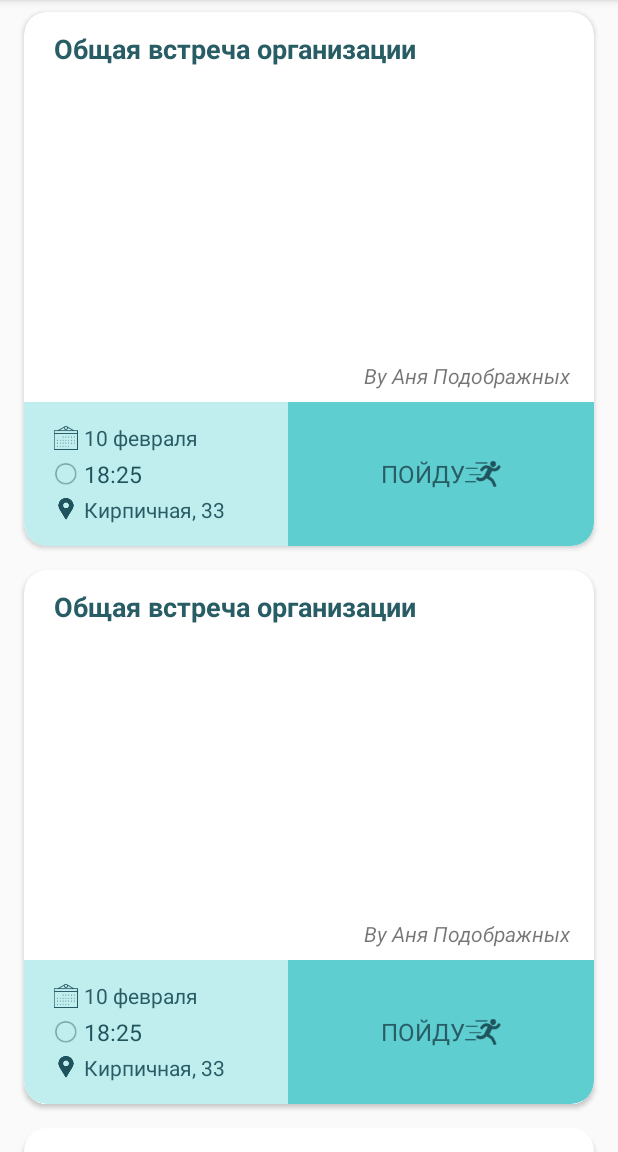
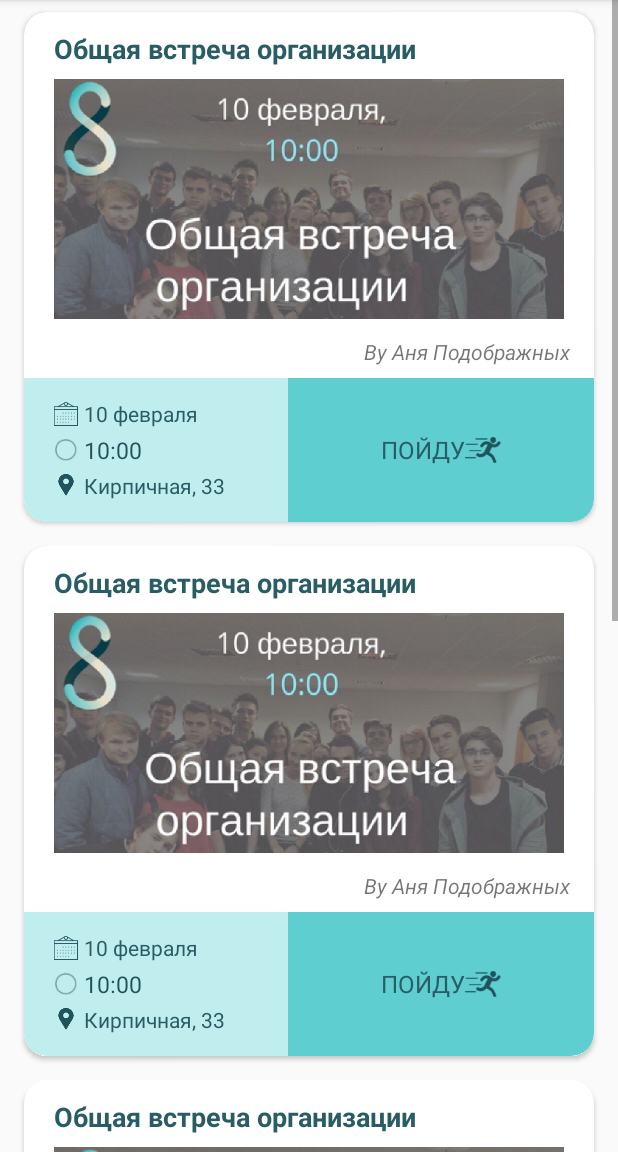
Before and after one commit to Tetawex/StyleruApp, an Android app: the screen it shows after launch (MainActivity), in the side drawer, after a tap on "Мероприятия", on a phone screen of 412 x 824 dp, the part 84-1236 px from its top. Run offline under Robolectric (Android 15) with nearby library versions, the phone set to English and light mode, and no system bars; 1 statement that could not run was skipped.

Commit message:
Revert "Реализован паттерн mvp для EventFeedFragment, есть бесконечная подгрузка новостей из тестовой модели."
This reverts commit 017a271707b96da79d002b4e18b8d194162f3e57.

```diff
--- a/app/build.gradle
+++ b/app/build.gradle
@@ -1,13 +1,8 @@
 apply plugin: 'com.android.application'
-apply plugin: 'me.tatarka.retrolambda'
 
 android {
     compileSdkVersion 25
     buildToolsVersion "25.0.2"
-    compileOptions {
-        sourceCompatibility JavaVersion.VERSION_1_8
-        targetCompatibility JavaVersion.VERSION_1_8
-    }
     defaultConfig {
         applicationId "org.styleru.styleruapp"
         minSdkVersion 15
--- a/app/src/main/AndroidManifest.xml
+++ b/app/src/main/AndroidManifest.xml
@@ -1,7 +1,7 @@
 <?xml version="1.0" encoding="utf-8"?>
 <manifest xmlns:android="http://schemas.android.com/apk/res/android"
     package="org.styleru.styleruapp">
-    <uses-permission android:name="android.permission.INTERNET"/>
+
     <application
         android:allowBackup="true"
         android:icon="@mipmap/ic_launcher"
--- a/app/src/main/java/org/styleru/styleruapp/model/TestEventsModelImpl.java
+++ /dev/null
@@ -1,46 +0,0 @@
-package org.styleru.styleruapp.model;
-
-import org.styleru.styleruapp.model.dto.EventsItem;
-import org.styleru.styleruapp.model.dto.EventsRequest;
-import org.styleru.styleruapp.model.dto.EventsResponse;
-
-import java.util.ArrayList;
-import java.util.List;
-import java.util.Random;
-
-import io.reactivex.Observable;
-
-/**
- * Created by tetawex on 07.03.17.
- */
-
-public class TestEventsModelImpl implements EventsModel {
-    @Override
-    public Observable<EventsResponse> getData(EventsRequest request) {
-        EventsResponse eventsResponse=new EventsResponse();
-        List<EventsItem> list=new ArrayList<EventsItem>();
-        for(int i=0;i<request.getBatchSize();i++)
-            list.add(TestEventsItemFactory.generateRandomItem(request.getOffset()+i));
-        eventsResponse.setData(list);
-        return Observable.just(eventsResponse);
-    }
-    private static class TestEventsItemFactory{
-        private static EventsItem generateRandomItem(int id){
-            Random random=new Random();
-
-            EventsItem item=new EventsItem();
-            item.setTitle("Общая встреча организации");
-            item.setSubtitle("By Аня Подображных");
-            item.setId(id);
-
-            item.setImageUrl("");
-            if(random.nextBoolean())
-                item.setImageUrl("http://1fichier.com/?zou0jfiprx");
-            item.setLocation("Кирпичная, 33");
-            item.setDateTime("2017-"+(random.nextInt(6)+3)+"-23T18:25:43.511Z");
-
-            return item;
-
-        }
-    }
-}
--- a/app/src/main/java/org/styleru/styleruapp/model/dto/EventsRequest.java
+++ b/app/src/main/java/org/styleru/styleruapp/model/dto/EventsRequest.java
@@ -8,11 +8,6 @@ import com.google.gson.annotations.SerializedName;
  */
 
 public class EventsRequest {
-    public EventsRequest(String token, int batchSize, int offset) {
-        this.token = token;
-        this.batchSize = batchSize;
-        this.offset = offset;
-    }
 
     @SerializedName("token")
     @Expose
--- a/app/src/main/java/org/styleru/styleruapp/presenter/EventsFeedPresenter.java
+++ b/app/src/main/java/org/styleru/styleruapp/presenter/EventsFeedPresenter.java
@@ -5,6 +5,5 @@ package org.styleru.styleruapp.presenter;
  */
 
 public interface EventsFeedPresenter extends Presenter{
-    void onEventsAppend(int offset,int batchSize);
-    void onEventsUpdate(int batchSize);
+
 }
--- a/app/src/main/java/org/styleru/styleruapp/presenter/EventsFeedPresenterImpl.java
+++ b/app/src/main/java/org/styleru/styleruapp/presenter/EventsFeedPresenterImpl.java
@@ -1,15 +1,6 @@
 package org.styleru.styleruapp.presenter;
 
-import org.styleru.styleruapp.model.EventsModel;
-import org.styleru.styleruapp.model.TestEventsModelImpl;
-import org.styleru.styleruapp.model.dto.EventsItem;
-import org.styleru.styleruapp.model.dto.EventsRequest;
 import org.styleru.styleruapp.view.EventsView;
-
-import java.util.ArrayList;
-
-import io.reactivex.disposables.Disposable;
-import io.reactivex.disposables.Disposables;
 
 /**
  * Created by tetawex on 06.03.17.
@@ -18,39 +9,9 @@ import io.reactivex.disposables.Disposables;
 public class EventsFeedPresenterImpl implements EventsFeedPresenter {
     //TODO: заменить инъекцию через конструктор инъекцией дагером
     private EventsView view;
-    private EventsModel model;
-
-    private Disposable disposable= Disposables.empty();
-
-    private int currentId=0;
 
     public EventsFeedPresenterImpl(EventsView view) {
         this.view=view;
-        //TODO: заменить тестовую модель на настоящую, когда сделают api
-        this.model=new TestEventsModelImpl();
-    }
-
-    @Override
-    public void onEventsAppend(int offset, int batchSize) {
-        currentId+=batchSize;
-        disposable = model.getData(new EventsRequest("87vg430f7g237fg283f",currentId,batchSize))
-                // .flatMap(Observable::from)
-                //.toList()
-                .subscribe(response -> view.appendData(response.getData()),
-                        throwable -> view.showError(throwable),
-                        () -> {
-                            if(!disposable.isDisposed()) {
-                                disposable.dispose();
-                            }
-                        });
-        view.onDataUpdated();
-    }
-
-    @Override
-    public void onEventsUpdate(int batchSize) {
-        currentId=0;
-        view.setData(new ArrayList<EventsItem>());
-        onEventsAppend(currentId,batchSize);
     }
 
     @Override
--- a/app/src/main/java/org/styleru/styleruapp/util/EndlessRecyclerViewScrollListener.java
+++ /dev/null
@@ -1,101 +0,0 @@
-package org.styleru.styleruapp.util;
-
-import android.support.v7.widget.GridLayoutManager;
-import android.support.v7.widget.LinearLayoutManager;
-import android.support.v7.widget.RecyclerView;
-import android.support.v7.widget.StaggeredGridLayoutManager;
-
-/**
- * Created by daniilshavykin on 29.10.16.
- */
-
-public abstract class EndlessRecyclerViewScrollListener extends RecyclerView.OnScrollListener {
-    // The minimum amount of items to have below your current scroll position
-    // before loading more.
-    private int visibleThreshold = 5;
-    // The current offset index of data you have loaded
-    private int currentPage = 0;
-    // The total number of items in the dataset after the last load
-    private int previousTotalItemCount = 0;
-    // True if we are still waiting for the last set of data to load.
-    private boolean loading = true;
-    // Sets the starting page index
-    private int startingPageIndex = 0;
-
-    RecyclerView.LayoutManager mLayoutManager;
-
-    public EndlessRecyclerViewScrollListener(LinearLayoutManager layoutManager) {
-        this.mLayoutManager = layoutManager;
-    }
-
-    public EndlessRecyclerViewScrollListener(GridLayoutManager layoutManager) {
-        this.mLayoutManager = layoutManager;
-        visibleThreshold = visibleThreshold * layoutManager.getSpanCount();
-    }
-
-    public EndlessRecyclerViewScrollListener(StaggeredGridLayoutManager layoutManager) {
-        this.mLayoutManager = layoutManager;
-        visibleThreshold = visibleThreshold * layoutManager.getSpanCount();
-    }
-
-    public int getLastVisibleItem(int[] lastVisibleItemPositions) {
-        int maxSize = 0;
-        for (int i = 0; i < lastVisibleItemPositions.length; i++) {
-            if (i == 0) {
-                maxSize = lastVisibleItemPositions[i];
-            }
-            else if (lastVisibleItemPositions[i] > maxSize) {
-                maxSize = lastVisibleItemPositions[i];
-            }
-        }
-        return maxSize;
-    }
-
-    // This happens many times a second during a scroll, so be wary of the code you place here.
-    // We are given a few useful parameters to help us work out if we need to load some more data,
-    // but first we check if we are waiting for the previous load to finish.
-    @Override
-    public void onScrolled(RecyclerView view, int dx, int dy) {
-        int lastVisibleItemPosition = 0;
-        int totalItemCount = mLayoutManager.getItemCount();
-
-        if (mLayoutManager instanceof StaggeredGridLayoutManager) {
-            int[] lastVisibleItemPositions = ((StaggeredGridLayoutManager) mLayoutManager).findLastVisibleItemPositions(null);
-            // get maximum element within the list
-            lastVisibleItemPosition = getLastVisibleItem(lastVisibleItemPositions);
-        } else if (mLayoutManager instanceof GridLayoutManager) {
-            lastVisibleItemPosition = ((GridLayoutManager) mLayoutManager).findLastVisibleItemPosition();
-        } else if (mLayoutManager instanceof LinearLayoutManager) {
-            lastVisibleItemPosition = ((LinearLayoutManager) mLayoutManager).findLastVisibleItemPosition();
-        }
-
-        // If it’s still loading, we check to see if the dataset count has
-        // changed, if so we conclude it has finished loading and update the current page
-        // number and total item count.
-        if (loading && (totalItemCount > previousTotalItemCount)) {
-            loading = false;
-            previousTotalItemCount = totalItemCount;
-        }
-
-        // If it isn’t currently loading, we check to see if we have breached
-        // the visibleThreshold and need to reload more data.
-        // If we do need to reload some more data, we execute onLoadMore to fetch the data.
-        // threshold should reflect how many total columns there are too
-        if (!loading && (lastVisibleItemPosition + visibleThreshold) > totalItemCount) {
-            currentPage++;
-            onLoadMore(currentPage, totalItemCount, view);
-            loading = true;
-        }
-    }
-
-    // Call this method whenever performing new searches
-    public void resetState() {
-        this.currentPage = this.startingPageIndex;
-        this.previousTotalItemCount = 0;
-        this.loading = true;
-    }
-
-    // Defines the process for actually loading more data based on page
-    public abstract void onLoadMore(int page, int totalItemsCount, RecyclerView view);
-
-}
--- a/app/src/main/java/org/styleru/styleruapp/view/EventsView.java
+++ b/app/src/main/java/org/styleru/styleruapp/view/EventsView.java
@@ -1,15 +1,10 @@
 package org.styleru.styleruapp.view;
-
-import org.styleru.styleruapp.model.dto.EventsItem;
-
-import java.util.List;
 
 /**
  * Created by tetawex on 06.03.17.
  */
 
 public interface EventsView extends View{
-    void appendData(List<EventsItem> data);
-    void setData(List<EventsItem> data);
-    void onDataUpdated();
+    void appendData(int offset,int batchSize);
+    void updateData(int batchSize);
 }
--- a/app/src/main/java/org/styleru/styleruapp/view/adapter/recycler/BaseRecyclerAdapter.java
+++ /dev/null
@@ -1,63 +0,0 @@
-package org.styleru.styleruapp.view.adapter.recycler;
-
-import android.content.Context;
-import android.support.v7.widget.RecyclerView;
-import android.util.Log;
-import android.view.LayoutInflater;
-
-import java.util.Collections;
-import java.util.List;
-
-/**
- * Created by Tetawex on 02.03.2017.
- */
-
-public abstract class BaseRecyclerAdapter<T> extends RecyclerView.Adapter<RecyclerView.ViewHolder>
-{
-
-    protected Context context;
-    protected LayoutInflater inflater;
-    private List<T> data= Collections.emptyList();
-
-    public BaseRecyclerAdapter(Context context, List<T> data)
-    {
-        this.context=context;
-        inflater= LayoutInflater.from(context);
-        this.data=data;
-    }
-
-    public List<T> getData()
-    {
-        return data;
-    }
-
-    public void setData(List<T> data)
-    {
-        this.data = data;
-    }
-
-    public void setDataWithNotify(List<T> data)
-    {
-        this.data = data;
-        notifyDataSetChanged();
-    }
-
-    public void appendDataWithNotify(List<T> data)
-    {
-        if(this.data.equals(Collections.emptyList()))
-        {
-            setDataWithNotify(data);
-            return;
-        }
-        this.data.addAll(data);
-        notifyDataSetChanged();
-    }
-
-
-    @Override
-    public int getItemCount()
-    {
-        //TODO: пофиксить костыль
-        return data == null ? 0 : data.size();
-    }
-}
--- a/app/src/main/java/org/styleru/styleruapp/view/adapter/recycler/EventsRecyclerAdapter.java
+++ /dev/null
@@ -1,86 +0,0 @@
-package org.styleru.styleruapp.view.adapter.recycler;
-
-import android.content.Context;
-import android.support.v7.widget.RecyclerView;
-import android.support.v7.widget.RecyclerViewAccessibilityDelegate;
-import android.view.View;
-import android.view.ViewGroup;
-import android.widget.ImageView;
-import android.widget.TextView;
-
-import com.bumptech.glide.Glide;
-
-import org.joda.time.DateTime;
-import org.ocpsoft.prettytime.PrettyTime;
-import org.styleru.styleruapp.R;
-import org.styleru.styleruapp.model.dto.EventsItem;
-
-import java.util.ArrayList;
-import java.util.List;
-
-import butterknife.BindView;
-import butterknife.ButterKnife;
-
-/**
- * Created by tetawex on 07.03.17.
- */
-
-public class EventsRecyclerAdapter extends BaseRecyclerAdapter<EventsItem> {
-    public EventsRecyclerAdapter(Context context, List<EventsItem> data) {
-        super(context, data);
-    }
-
-    @Override
-    public RecyclerView.ViewHolder onCreateViewHolder(ViewGroup parent, int viewType) {
-        View view=inflater.inflate(R.layout.card_events,parent,false);
-        EventsViewHolder  holder;
-        holder = new EventsViewHolder(view);
-
-        return holder;
-    }
-
-    @Override
-    public void onBindViewHolder(RecyclerView.ViewHolder uncastedHolder, int position) {
-        EventsItem item= getData().get(position);
-        EventsViewHolder holder=(EventsViewHolder) uncastedHolder;
-
-        //Надо отрефакторить
-        holder.date.setText(new PrettyTime().format(new DateTime(item.getDateTime()).toDate()));
-
-        holder.time.setText(new DateTime(item.getDateTime()).toString("HH:mm"));
-        holder.location.setText(item.getLocation());
-        if(item.getImageUrl()!="") {
-            Glide
-                    .with(context)
-                    .load(item.getImageUrl())
-                    .placeholder(R.drawable.circle)
-                    .into(holder.image);
-        }
-        else holder.image.setVisibility(View.GONE);
-    }
-
-    static class EventsViewHolder extends RecyclerView.ViewHolder {
-        @BindView(R.id.title)
-        TextView title;
-
-        @BindView(R.id.subtitle)
-        TextView subtitle;
-
-        @BindView(R.id.date)
-        TextView date;
-
-        @BindView(R.id.time)
-        TextView time;
-
-        @BindView(R.id.location)
-        TextView location;
-
-        @BindView(R.id.image)
-        ImageView image;
-
-        public EventsViewHolder(View view) {
-            super(view);
-            ButterKnife.bind(this, view);
-        }
-    }
-}
--- a/app/src/main/java/org/styleru/styleruapp/view/fragments/EventsFragment.java
+++ b/app/src/main/java/org/styleru/styleruapp/view/fragments/EventsFragment.java
@@ -3,44 +3,26 @@ package org.styleru.styleruapp.view.fragments;
 import android.net.Uri;
 import android.os.Bundle;
 import android.support.v4.app.Fragment;
-import android.support.v4.widget.SwipeRefreshLayout;
-import android.support.v7.widget.LinearLayoutManager;
-import android.support.v7.widget.RecyclerView;
 import android.view.LayoutInflater;
 import android.view.View;
 import android.view.ViewGroup;
 
 import org.styleru.styleruapp.R;
-import org.styleru.styleruapp.model.dto.EventsItem;
 import org.styleru.styleruapp.presenter.EventsFeedPresenter;
 import org.styleru.styleruapp.presenter.EventsFeedPresenterImpl;
-import org.styleru.styleruapp.util.EndlessRecyclerViewScrollListener;
 import org.styleru.styleruapp.view.EventsView;
-import org.styleru.styleruapp.view.adapter.recycler.EventsRecyclerAdapter;
-
-import java.util.ArrayList;
-import java.util.List;
-
-import butterknife.BindView;
-import butterknife.ButterKnife;
 
 /**
- * A screen responsible for viewing event feed, implements corresponding interface
+ * A screen responsible for viewing event feed, implements corresponding interfaace
  */
 public class EventsFragment extends Fragment implements EventsView {
-    private static final int DEFAULT_BATCH_SIZE=5;
+
     private EventsFeedPresenter presenter;
     private OnFragmentInteractionListener mListener;
-    private EndlessRecyclerViewScrollListener recyclerViewScrollListener;
-    private EventsRecyclerAdapter recyclerAdapter;
-
-    @BindView(R.id.recycler)
-    protected RecyclerView recyclerView;
-    @BindView(R.id.swipe)
-    protected SwipeRefreshLayout swipeRefreshLayout;
-
 
     public EventsFragment() {
+        // Required empty public constructor
+        presenter=new EventsFeedPresenterImpl(this);
     }
 
     public static EventsFragment newInstance() {
@@ -56,41 +38,8 @@ public class EventsFragment extends Fragment implements EventsView {
     @Override
     public View onCreateView(LayoutInflater inflater, ViewGroup container,
                              Bundle savedInstanceState) {
-        View view=inflater.inflate(R.layout.fragment_fragment_events, container, false);
-        ButterKnife.bind(this,view);
-        //Адаптер
-        //Тут можно сделать поддержку вертикальной ориентации, использовав GridLayoutManager
-        recyclerView.setLayoutManager(new LinearLayoutManager(getContext()));
-        //Адаптер для ресайклера
-        recyclerAdapter=new EventsRecyclerAdapter(getContext(),new ArrayList<EventsItem>());
-        recyclerView.setAdapter(recyclerAdapter);
-
-        swipeRefreshLayout.setColorSchemeResources(R.color.colorPrimaryDark,
-                R.color.colorPrimary);
-
-        //Добавляем листенер для ресайклера, чтобы понять, когда загружать новый фид
-        recyclerViewScrollListener = new EndlessRecyclerViewScrollListener(
-                (LinearLayoutManager) recyclerView.getLayoutManager()) {
-            @Override
-            public void onLoadMore(int page, int totalItemsCount, RecyclerView view) {
-                presenter.onEventsAppend(recyclerAdapter.getItemCount(),DEFAULT_BATCH_SIZE);
-            }
-        };
-        recyclerView.addOnScrollListener(recyclerViewScrollListener);
-
-        //Рефреш-лэйаут сверху
-        swipeRefreshLayout.setOnRefreshListener(new SwipeRefreshLayout.OnRefreshListener() {
-            @Override
-            public void onRefresh()
-            {
-                presenter.onEventsUpdate(DEFAULT_BATCH_SIZE);
-
-            }
-        });
-        presenter=new EventsFeedPresenterImpl(this);
-        presenter.onEventsUpdate(DEFAULT_BATCH_SIZE);
-        return view;
-
+        // Inflate the layout for this fragment
+        return inflater.inflate(R.layout.fragment_fragment_events, container, false);
     }
 
     // TODO: Rename method, update argument and hook method into UI event
@@ -100,20 +49,30 @@ public class EventsFragment extends Fragment implements EventsView {
         }
     }
 
-    /*@Override
-    public void onAttach(Context context) {
-        super.onAttach(context);
-        if (context instanceof OnFragmentInteractionListener) {
-            mListener = (OnFragmentInteractionListener) context;
-        } else {
-            throw new RuntimeException(context.toString()
-                    + " must implement OnFragmentInteractionListener");
-        }
-    }*/
+//    @Override
+//    public void onAttach(Context context) {
+//        super.onAttach(context);
+//        if (context instanceof OnFragmentInteractionListener) {
+//            mListener = (OnFragmentInteractionListener) context;
+//        } else {
+//            throw new RuntimeException(context.toString()
+//                    + " must implement OnFragmentInteractionListener");
+//        }
+//    }
     @Override
     public void onDetach() {
         super.onDetach();
         mListener = null;
+    }
+
+    @Override
+    public void appendData(int offset, int batchSize) {
+
+    }
+
+    @Override
+    public void updateData(int batchSize) {
+
     }
 
     @Override
@@ -131,22 +90,16 @@ public class EventsFragment extends Fragment implements EventsView {
 
     }
 
-    @Override
-    public void appendData(List<EventsItem> data) {
-        recyclerAdapter.appendDataWithNotify(data);
-    }
-
-    @Override
-    public void setData(List<EventsItem> data) {
-        recyclerAdapter.setDataWithNotify(data);
-    }
-
-    public void onDataUpdated()
-    {
-        swipeRefreshLayout.setRefreshing(false);
-        recyclerViewScrollListener.resetState();
-    }
-
+    /**
+     * This interface must be implemented by activities that contain this
+     * fragment to allow an interaction in this fragment to be communicated
+     * to the activity and potentially other fragments contained in that
+     * activity.
+     * <p>
+     * See the Android Training lesson <a href=
+     * "http://developer.android.com/training/basics/fragments/communicating.html"
+     * >Communicating with Other Fragments</a> for more information.
+     */
     public interface OnFragmentInteractionListener {
         // TODO: Update argument type and name
         void onFragmentInteraction(Uri uri);
--- a/app/src/main/res/layout/card_events.xml
+++ b/app/src/main/res/layout/card_events.xml
@@ -14,8 +14,6 @@
         android:layout_height="match_parent"
         android:orientation="vertical">
         <TextView
-            android:id="@+id/title"
-
             android:layout_width="match_parent"
             android:layout_margin="4dp"
             android:layout_height="wrap_content"
@@ -28,22 +26,16 @@
             android:paddingBottom="0dp"/>
 
         <ImageView
-            android:id="@+id/image"
-
             android:layout_width="match_parent"
-            android:layout_height="176dp"
+            android:layout_height="160dp"
             android:scaleType = "centerCrop"
-            android:paddingTop="16dp"
-            android:paddingRight="16dp"
-            android:paddingLeft="16dp"
-            android:paddingBottom="0dp"
+            android:padding="16dp"
             android:layout_margin="4dp"
             android:layout_gravity="center"
-            android:src="@drawable/placeholder_sample" />
+            android:src="@drawable/placeholder_sample"
+            android:id="@+id/imageView" />
 
         <TextView
-            android:id="@+id/subtitle"
-
             android:layout_width="match_parent"
             android:layout_height="wrap_content"
             android:layout_marginTop="8dp"
@@ -119,8 +111,6 @@
                         android:layout_gravity="center"
                         android:src="@drawable/calendar"/>
                     <TextView
-                        android:id="@+id/date"
-
                         android:layout_width="match_parent"
                         android:layout_height="match_parent"
                         android:paddingLeft="0dp"
@@ -139,8 +129,6 @@
                         android:layout_gravity="center"
                         android:src="@drawable/oval4"/>
                     <TextView
-                        android:id="@+id/time"
-
                         android:layout_width="match_parent"
                         android:layout_height="match_parent"
                         android:paddingLeft="0dp"
@@ -160,8 +148,6 @@
                         android:layout_margin="4dp"
                         android:src="@drawable/position"/>
                     <TextView
-                        android:id="@+id/location"
-
                         android:layout_width="match_parent"
                         android:layout_height="match_parent"
                         android:paddingLeft="0dp"
--- a/app/src/main/res/layout/fragment_fragment_events.xml
+++ b/app/src/main/res/layout/fragment_fragment_events.xml
@@ -4,17 +4,7 @@
     android:layout_height="match_parent"
     android:layout_width="match_parent"
     android:paddingTop="0dp">
-    <android.support.v4.widget.SwipeRefreshLayout
-        xmlns:android="http://schemas.android.com/apk/res/android"
-        android:id="@+id/swipe"
-        android:layout_width="match_parent"
-        android:layout_height="match_parent">
-        <android.support.v7.widget.RecyclerView
-            android:layout_width="match_parent"
-            android:layout_height="wrap_content"
-            android:id="@+id/recycler"/>
-    </android.support.v4.widget.SwipeRefreshLayout>
-    <!--<ScrollView
+    <ScrollView
         android:layout_width="match_parent"
         android:layout_height="match_parent">
     <LinearLayout
@@ -40,7 +30,7 @@
         layout="@layout/card_events"
         />
 
-    </LinearLayout>
-    </ScrollView>-->
+</LinearLayout>
+    </ScrollView>
 
 </FrameLayout>
--- a/build.gradle
+++ b/build.gradle
@@ -7,7 +7,6 @@ buildscript {
     dependencies {
         classpath 'com.android.tools.build:gradle:2.2.3'
 
-        classpath 'me.tatarka:gradle-retrolambda:3.2.0'
         // NOTE: Do not place your application dependencies here; they belong
         // in the individual module build.gradle files
     }
```
